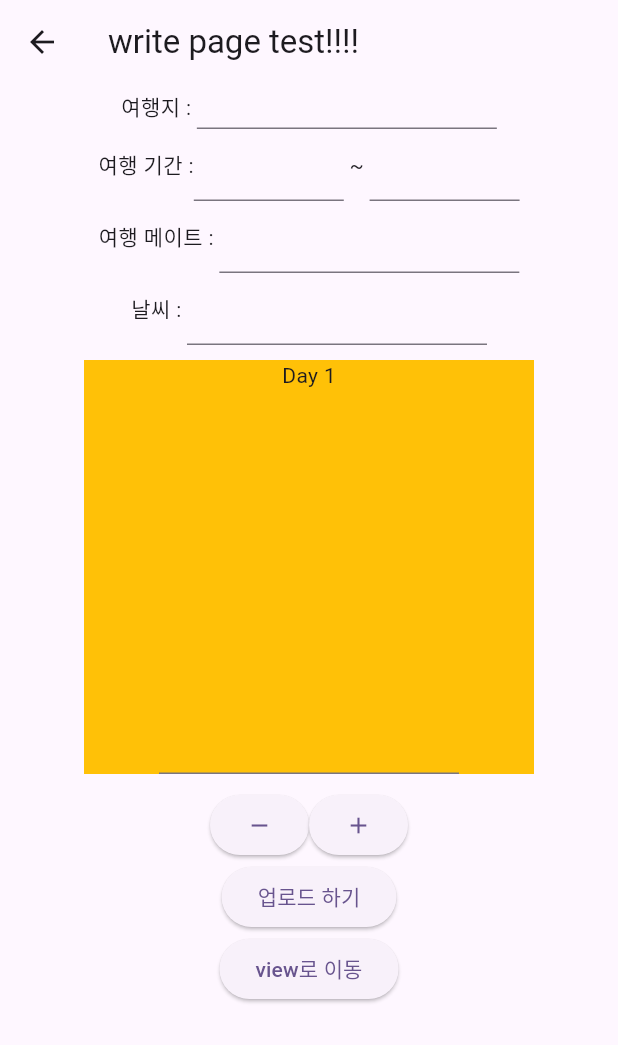
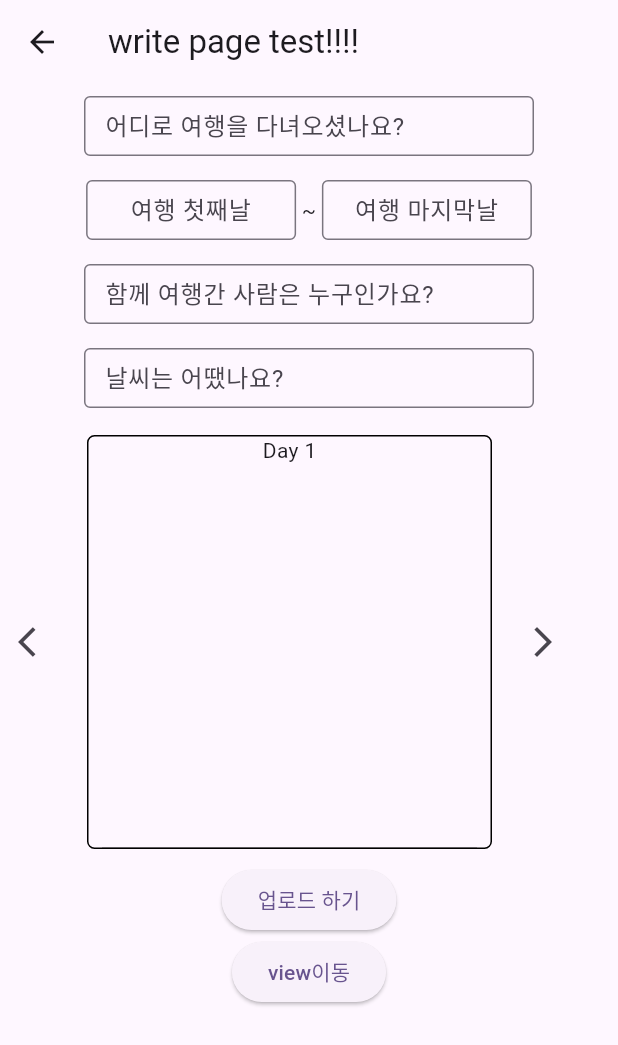
Before and after one commit to likewoody/Tree, a Flutter app: the screen it shows after launch, after a tap on "소리님", on a phone screen of 412 x 824 dp. Shown: the top 1045 px of the screen. Run offline on Flutter 3.47's test engine with Material 3 defaults, Android fonts, the light colour scheme and no system bars; our stand-ins replace flutter_slidable, get, get_storage, sqflite; accounts and stored records are empty.

```diff
--- a/tree/lib/home.dart
+++ b/tree/lib/home.dart
@@ -2,12 +2,14 @@ import 'package:flutter/material.dart';
 import 'package:get/get.dart';
 import 'package:td_app/view/login/login.dart';
 import 'package:td_app/view/write/write.dart';
+import 'package:td_app/vm/wrire/write_vm.dart';
 
 class Home extends StatelessWidget {
   const Home({super.key});
 
   @override
   Widget build(BuildContext context) {
+    Get.put(WriteVm());
     return Scaffold(
       appBar: AppBar(
         title: const Text("임의 Home 화면"),
--- a/tree/lib/view/write/write.dart
+++ b/tree/lib/view/write/write.dart
@@ -1,8 +1,8 @@
 import 'package:flutter/cupertino.dart';
 import 'package:flutter/material.dart';
 import 'package:get/get.dart';
+import 'package:td_app/view/tabbar/post_page.dart';
 import 'package:td_app/view/write/write_view.dart';
-import 'package:td_app/vm/database_handler.dart';
 import 'package:td_app/vm/wrire/write_vm.dart';
 
 class Write extends StatefulWidget {
@@ -13,28 +13,17 @@ class Write extends StatefulWidget {
 }
 
 class _WriteState extends State<Write> {
-  // textfield Controller
   late TextEditingController travelPlaceController;
   late TextEditingController day1Controller;
   late TextEditingController day2Controller;
   late TextEditingController travelMateController;
   late TextEditingController weatherController;
   late TextEditingController writeController;
-
-  // n일치의 기록을 저장할 리스트
   late List<String> writeList;
-
-  // 여행 첫째날과 마지막날
   late DateTime day1Select;
   late DateTime day2Select;
-
-  // 여행 총 일수
   late int travelDay;
-
-  // 기록 창에 띄워줄 숫자
   late int dayCnt;
-
-  // 날짜 선택 유무
   late bool dayisSelect;
 
   @override
@@ -46,11 +35,11 @@ class _WriteState extends State<Write> {
     travelMateController = TextEditingController();
     weatherController = TextEditingController();
     writeController = TextEditingController();
-    writeList = [""]; // 여행 기록 저장할 리스트
-    day1Select = DateTime.now(); // 여행의 첫째날
-    day2Select = DateTime.now(); // 여행의 마지막날
-    travelDay = 0; // 여행 일수
-    dayCnt = 0; // 여행 기록하는 곳에 출력할 숫자
+    writeList = [""];
+    day1Select = DateTime.now();
+    day2Select = DateTime.now();
+    travelDay = 0;
+    dayCnt = 0;
     dayisSelect = false;
   }
 
@@ -58,8 +47,11 @@ class _WriteState extends State<Write> {
     return Padding(
       padding: const EdgeInsets.all(10),
       child: Container(
-        width: 300,
-        color: Colors.amber,
+        width: 270,
+        foregroundDecoration: BoxDecoration(
+          border: Border.all(),
+          borderRadius: BorderRadius.circular(5),
+        ),
         child: Column(
           children: [
             Text("Day ${dayCnt + 1}"),
@@ -67,7 +59,7 @@ class _WriteState extends State<Write> {
               mainAxisAlignment: MainAxisAlignment.center,
               children: [
                 Container(
-                  width: 200,
+                  width: 250,
                   child: TextField(
                     controller: writeController,
                     maxLines: 10,
@@ -91,32 +83,49 @@ class _WriteState extends State<Write> {
         child: Center(
           child: Column(
             children: [
-              Row(
+              Padding(
+                padding: const EdgeInsets.all(8.0),
+                child: Row(
                   mainAxisAlignment: MainAxisAlignment.center,
                   children: [
-                  const Text("여행지 : "),
                     Container(
-                    width: 200,
+                      width: 300,
+                      height: 40,
                       child: Container(
                         height: 30,
                         child: TextField(
                           textAlignVertical: TextAlignVertical.center,
                           controller: travelPlaceController,
+                          decoration: InputDecoration(
+                            hintText: "어디로 여행을 다녀오셨나요?",
+                            border: OutlineInputBorder(),
+                            contentPadding: EdgeInsets.symmetric(
+                                vertical: 8.0, horizontal: 10.0),
+                          ),
                         ),
                       ),
                     ),
                   ],
                 ),
-              Row(
+              ),
+              Padding(
+                padding: const EdgeInsets.all(8.0),
+                child: Row(
                   mainAxisAlignment: MainAxisAlignment.center,
                   children: [
-                  const Text("여행 기간 :"),
                     Row(
                       children: [
                         Container(
-                        width: 100,
+                          width: 140,
+                          height: 40,
                           child: TextField(
                             readOnly: true,
+                            textAlign: TextAlign.center,
+                            decoration: InputDecoration(
+                                hintText: "여행 첫째날",
+                                border: OutlineInputBorder(),
+                                contentPadding: EdgeInsets.symmetric(
+                                    vertical: 8.0, horizontal: 10.0)),
                             onTap: () {
                               Get.defaultDialog(
                                 title: "날짜를 선택해주세요",
@@ -128,29 +137,40 @@ class _WriteState extends State<Write> {
                                         initialDateTime: DateTime.now(),
                                         mode: CupertinoDatePickerMode.date,
                                         onDateTimeChanged: (value) {
-                                          day1Select = value;
-                                          setState(() {});
+                                          setState(() {
+                                            day1Select = DateTime(value.year,
+                                                value.month, value.day);
+                                          });
                                         },
                                       ),
                                     ),
                                     TextButton(
                                       onPressed: () {
-                                          day1Controller.text = "${day1Select}";
+                                        day1Controller.text =
+                                            "${day1Select.year}-${day1Select.month.toString().padLeft(2, '0')}-${day1Select.day.toString().padLeft(2, '0')}";
                                         Get.back();
                                       },
-                                        child: Text("선택"))
+                                      child: Text("선택"),
+                                    ),
                                   ],
-                                ));
-                            // ****************** SizedBox 안해주면 size error 발생 ******************
+                                ),
+                              );
                             },
                             controller: day1Controller,
                           ),
                         ),
                         const Text(" ~ "),
                         Container(
-                        width: 100,
+                          width: 140,
+                          height: 40,
                           child: TextField(
                             readOnly: true,
+                            textAlign: TextAlign.center,
+                            decoration: InputDecoration(
+                                hintText: "여행 마지막날",
+                                border: OutlineInputBorder(),
+                                contentPadding: EdgeInsets.symmetric(
+                                    vertical: 8.0, horizontal: 10.0)),
                             onTap: () {
                               Get.defaultDialog(
                                 title: "날짜를 선택해주세요",
@@ -162,22 +182,26 @@ class _WriteState extends State<Write> {
                                         initialDateTime: DateTime.now(),
                                         mode: CupertinoDatePickerMode.date,
                                         onDateTimeChanged: (value) {
-                                          day2Select = value;
-                                          setState(() {});
+                                          setState(() {
+                                            day2Select = DateTime(value.year,
+                                                value.month, value.day);
+                                          });
                                         },
                                       ),
                                     ),
                                     TextButton(
                                       onPressed: () {
-                                          day2Controller.text = "${day2Select}";
+                                        day2Controller.text =
+                                            "${day2Select.year}-${day2Select.month.toString().padLeft(2, '0')}-${day2Select.day.toString().padLeft(2, '0')}";
                                         Get.back();
                                         alertDateSelect();
                                         dayisSelect = true;
                                       },
-                                        child: Text("선택"))
+                                      child: Text("선택"),
+                                    ),
                                   ],
-                                ));
-                            // ****************** SizedBox 안해주면 size error 발생 ******************
+                                ),
+                              );
                             },
                             controller: day2Controller,
                           ),
@@ -186,35 +210,51 @@ class _WriteState extends State<Write> {
                     ),
                   ],
                 ),
-              Row(
+              ),
+              Padding(
+                padding: const EdgeInsets.all(8.0),
+                child: Row(
                   mainAxisAlignment: MainAxisAlignment.center,
                   children: [
-                  const Text("여행 메이트 : "),
                     Container(
-                    width: 200,
+                      width: 300,
+                      height: 40,
                       child: TextField(
                         controller: travelMateController,
+                        decoration: InputDecoration(
+                          hintText: "함께 여행간 사람은 누구인가요?",
+                          border: OutlineInputBorder(),
+                          contentPadding: EdgeInsets.symmetric(
+                              vertical: 8.0, horizontal: 10.0),
+                        ),
                       ),
                     ),
                   ],
                 ),
-              Row(
+              ),
+              Padding(
+                padding: const EdgeInsets.all(8.0),
+                child: Row(
                   mainAxisAlignment: MainAxisAlignment.center,
                   children: [
-                  const Text("날씨 : "),
                     Container(
-                    width: 200,
+                      width: 300,
+                      height: 40,
                       child: TextField(
                         controller: weatherController,
+                        decoration: InputDecoration(
+                          hintText: "날씨는 어땠나요?",
+                          border: OutlineInputBorder(),
+                          contentPadding: EdgeInsets.symmetric(
+                              vertical: 8.0, horizontal: 10.0),
+                        ),
                       ),
                     ),
                   ],
                 ),
-              dayWidget(),
-              Row(
-                mainAxisAlignment: MainAxisAlignment.center,
-                children: [
-                  ElevatedButton(
+              ),
+              Row(children: [
+                IconButton(
                   onPressed: () {
                     if (dayCnt > 0) {
                       saveCurrentDayText();
@@ -240,8 +280,10 @@ class _WriteState extends State<Write> {
                     }
                     setState(() {});
                   },
-                      child: Icon(Icons.remove)),
-                  ElevatedButton(
+                  icon: Icon(Icons.arrow_back_ios),
+                ),
+                dayWidget(),
+                IconButton(
                   onPressed: () {
                     saveCurrentDayText();
                     if (dayCnt < travelDay) {
@@ -271,46 +313,20 @@ class _WriteState extends State<Write> {
                     }
                     setState(() {});
                   },
-                      child: Icon(Icons.add)),
-                ],
+                  icon: Icon(Icons.arrow_forward_ios),
                 ),
+              ]),
               ElevatedButton(
                 onPressed: () {
-                  if (dayisSelect == true) {
-                    saveCurrentDayText();
-                    Get.back();
-                  } else {
-                    Get.defaultDialog(
-                        title: "경고",
-                        content: Center(
-                          child: Column(
-                            children: [
-                              Text("날짜를 입력해주세요"),
-                              TextButton(onPressed: () {}, child: Text("Ok"))
-                            ],
-                          ),
-                        ));
-                  }
-                  var stringWriteList = "";
-                  stringWriteList = writeList.join('/../');
-                  var vm = WriteVm();
-                  vm.insertWrite(
-                      travelPlaceController.text,
-                      day1Controller.text,
-                      day2Controller.text,
-                      travelMateController.text,
-                      weatherController.text,
-                      stringWriteList);
-                  print(stringWriteList);
+                  Get.to(PostPage());
                 },
                 child: Text("업로드 하기"),
               ),
               ElevatedButton(
                   onPressed: () {
-                    // Get.to(WriteView());
-                    // DatabaseHandler().queryWrite();
+                    Get.to(WriteView());
                   },
-                  child: Text("view로 이동"))
+                  child: Text('view이동'))
             ],
           ),
         ),
@@ -318,7 +334,6 @@ class _WriteState extends State<Write> {
     );
   }
 
-  // 리스트에 기록일지를 추가해줄 함수
   saveCurrentDayText() {
     if (writeList.length > dayCnt) {
       writeList[dayCnt] = writeController.text;
@@ -327,9 +342,8 @@ class _WriteState extends State<Write> {
     }
   }
 
-  // 여행 첫째날 보다 여행 마지막날이 더 전일 시 alert창 띄워주는 함수
-  alertDateSelect() {
-    if (day2Select.isBefore(day1Select)) {
+  void alertDateSelect() {
+    if (!day2Select.isAfter(day1Select)) {
       Get.defaultDialog(
         barrierDismissible: false,
         title: "경고",
@@ -349,8 +363,11 @@ class _WriteState extends State<Write> {
       );
       day2Controller.text = "";
     } else {
+      if (day2Select.isAtSameMomentAs(day1Select)) {
+        travelDay = 0;
+      } else {
         travelDay = day2Select.difference(day1Select).inDays + 1;
-      print(travelDay);
       }
     }
   }
+}
```
Also changed, not shown: tree/lib/view/write/write_view.dart (+120 -16 lines), tree/lib/vm/wrire/write_vm.dart (+11 -1 lines). Lines whose indentation alone changed are shown as unchanged.
